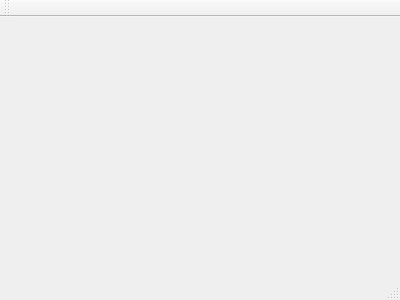
Old version of the form mainwindow.ui in the repository kr0st/fpgui.
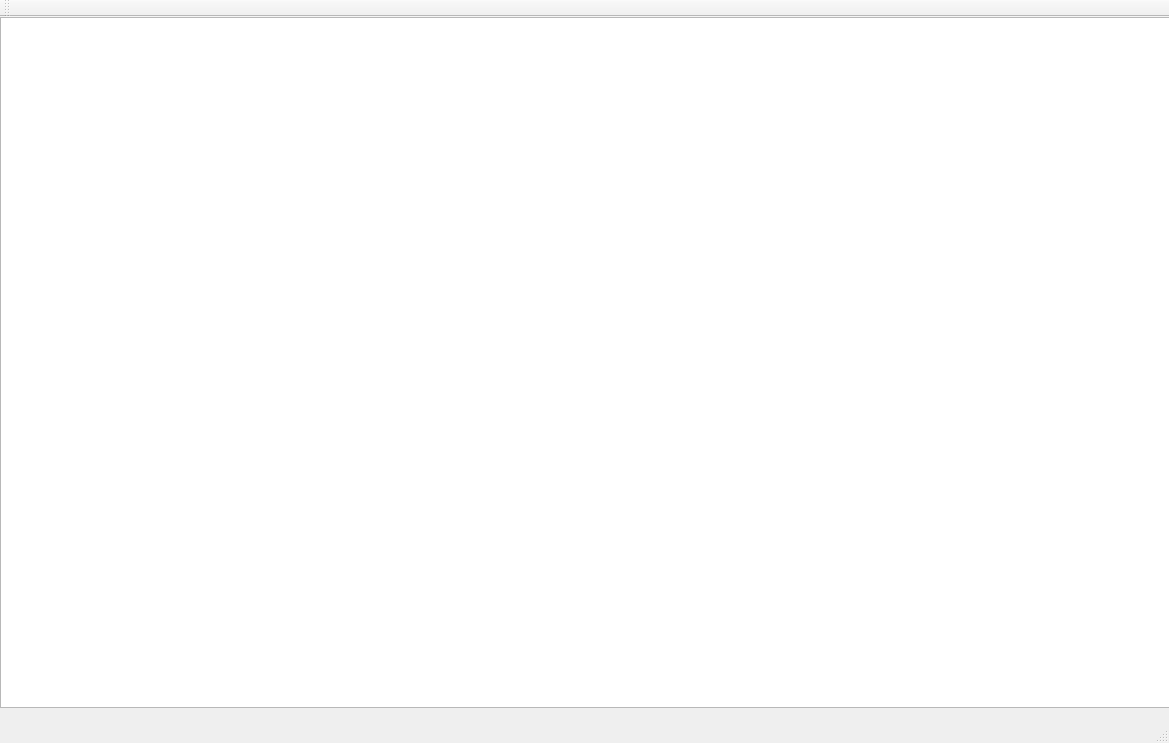
New version of the form.

Diff of the .ui file:
```diff
--- a/mainwindow.ui
+++ b/mainwindow.ui
@@ -1,24 +1,50 @@
 <ui version="4.0">
  <class>MainWindow</class>
- <widget class="QMainWindow" name="MainWindow" >
-  <property name="geometry" >
+ <widget class="QMainWindow" name="MainWindow">
+  <property name="geometry">
    <rect>
     <x>0</x>
     <y>0</y>
-    <width>400</width>
-    <height>300</height>
+    <width>1169</width>
+    <height>743</height>
    </rect>
   </property>
   <property name="windowTitle" >
    <string>MainWindow</string>
   </property>
-  <widget class="QMenuBar" name="menuBar" />
-  <widget class="QToolBar" name="mainToolBar" />
-  <widget class="QWidget" name="centralWidget" />
-  <widget class="QStatusBar" name="statusBar" />
+  <widget class="QWidget" name="centralWidget">
+   <widget class="QTableWidget" name="tableWidget">
+    <property name="geometry">
+     <rect>
+      <x>0</x>
+      <y>0</y>
+      <width>1171</width>
+      <height>691</height>
+     </rect>
+    </property>
+   </widget>
+  </widget>
+  <widget class="QMenuBar" name="menuBar">
+   <property name="geometry">
+    <rect>
+     <x>0</x>
+     <y>0</y>
+     <width>1169</width>
+     <height>22</height>
+    </rect>
+   </property>
+  </widget>
+  <widget class="QToolBar" name="mainToolBar">
+   <attribute name="toolBarArea">
+    <enum>TopToolBarArea</enum>
+   </attribute>
+   <attribute name="toolBarBreak">
+    <bool>false</bool>
+   </attribute>
+  </widget>
+  <widget class="QStatusBar" name="statusBar"/>
  </widget>
- <layoutDefault spacing="6" margin="11" />
- <pixmapfunction></pixmapfunction>
+ <layoutdefault spacing="6" margin="11"/>
  <resources/>
  <connections/>
 </ui>
```
Left out of the diff: 3 changed lines with no effect on the pictures.
